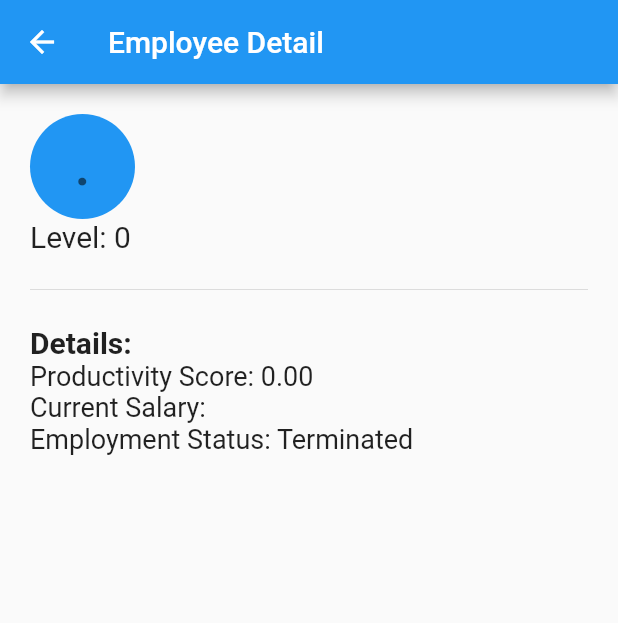
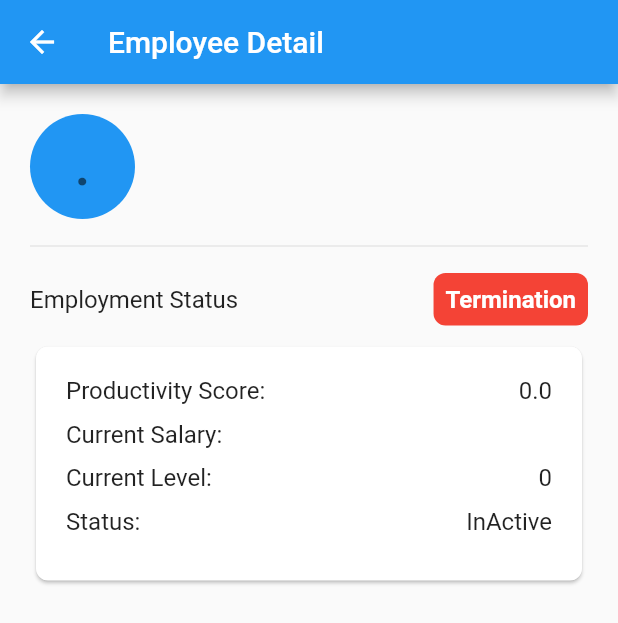
Before and after one commit to DaZealous/mobile_developer_assessment, a Flutter app: the EmployeeDetail screen opened directly with empty values, on a phone screen of 412 x 824 dp. Shown: the top 623 px of the screen. Run offline on Flutter 3.47's test engine with Material 2 defaults, Android fonts, the phone set to English and light mode, and no system bars; our stand-ins replace get, shimmer.

Commit message:
completing employment details

```diff
--- a/lib/core/controllers/employee_controller.dart
+++ b/lib/core/controllers/employee_controller.dart
@@ -1,21 +1,97 @@
+import 'package:flutter/material.dart';
 import 'package:get/get.dart';
 import 'package:mobile_assessment/core/models/employee.dart';
 
-class EmployeeController extends GetxController{
+class EmployeeController extends GetxController {
+  Color getEmploymentStatusColor(int level, double productivityScore) {
+    if (level == 0) {
+      // Level 0 employees cannot be demoted, only terminated if need be
+      if (productivityScore >= 80.0) {
+        return Colors.green;
+      } else if (productivityScore <= 39.0) {
+        return Colors.red;
+      } else {
+        return Colors.grey;
+      }
+    } else if (level == 5 && productivityScore >= 80.0) {
+      return Colors.grey;
+    } else {
+      // For levels 1 to 5
+      if (productivityScore >= 80.0) {
+        return Colors.green;
+      } else if (productivityScore >= 50.0) {
+        return Colors.grey;
+      } else if (productivityScore >= 40.0) {
+        return Colors.brown;
+      } else {
+        return Colors.red;
+      }
+    }
+  }
+
+  String getEmploymentStatus(int level, double productivityScore) {
+    /// Check if the employee's level is 0
+    /// Level 0 employees cannot be demoted, only terminated if need be
+    if (level == 0) {
+      if (productivityScore >= 80.0) {
+        return 'Promoted';
+      } else if (productivityScore <= 39.0) {
+        return 'Termination';
+      } else {
+        return 'No Change';
+      }
+    }
+    /// because the highest level is 5, there is no need promoting an employee
+    /// that has a productivity score greater than 79
+    else if (level == 5 && productivityScore >= 80.0) {
+      return 'No Change';
+    } else {
+      // For levels 1 to 5
+      if (productivityScore >= 80.0) {
+        return 'Promoted';
+      } else if (productivityScore >= 50.0) {
+        return 'No Change';
+      } else if (productivityScore >= 40.0) {
+        return 'Demoted';
+      } else {
+        return 'Terminated';
+      }
+    }
+  }
+
+  String calculateNewSalary(int level) {
+    switch (level) {
+      case 0:
+        return "70,000";
+      case 1:
+        return "100,000";
+      case 2:
+        return "120,000";
+      case 3:
+        return "180,000";
+      case 4:
+        return "200,000";
+      case 5:
+        return "250,000";
+      default:
+        return "Salary not specified";
+    }
+  }
 
   List<Employee> filterEmployees(
-      List<Employee> employees,
-      String searchText,
-      String filterBy,
-      ) {
+    List<Employee> employees,
+    String searchText,
+    String filterBy,
+  ) {
 
-    /// Normalize the search text to lowercase for a case-insensitive search
     final normalizedSearchText = searchText.toLowerCase();
 
     return employees.where((employee) {
       /// Check if the employee's name, designation, or level contains the search text
+      /// the time complexity for this iteration is O(n * m), where "n" is the number of employees in the list and "m" is the length of the longest string involved in the filtering operation.
       if (filterBy == "Name") {
-        final fullName = "${employee.firstName} ${employee.lastName}".toLowerCase();
+        final fullName =
+            "${employee.firstName} ${employee.lastName}".toLowerCase();
         return fullName.contains(normalizedSearchText);
       } else if (filterBy == "Designation") {
         final normalizedDesignation = employee.designation!.toLowerCase();
@@ -28,4 +104,19 @@ class EmployeeController extends GetxController{
     }).toList();
   }
 
+  bool isPromoted(double productivityScore, int level) {
+    return level < 5 && productivityScore >= 80.0;
+  }
+
+  bool isDemoted(double productivityScore, int level) {
+    return level > 0 && (productivityScore >= 40 && productivityScore <= 49);
+  }
+
+  String getActiveStatus(int? employmentStatus) {
+    if (employmentStatus == 1) {
+      return 'Active';
+    } else {
+      return 'InActive';
+    }
+  }
 }
--- a/lib/core/helpers/api/data.dart
+++ b/lib/core/helpers/api/data.dart
@@ -26,6 +26,16 @@ class Api{
     "message": "Successful!",
     "errors": null,
     "data": [
+      {
+        "id" : 86,
+        "first_name" : "Adewale",
+        "last_name": "Oseni",
+        "designation": "Software Engineer",
+        "level": 5,
+        "productivity_score": 45.0,
+        "current_salary": "250,000",
+        "employment_status": 1
+      },
       {
         "id" : 66,
         "first_name" : "Jonathan",
--- a/lib/ui/views/details/employee_detail.dart
+++ b/lib/ui/views/details/employee_detail.dart
@@ -70,31 +70,97 @@ class EmployeeDetail extends StatelessWidget {
                   ))
                 ],
               ),
-              Text(
-                'Level: ${employee.level}',
-                style: TextStyle(fontSize: 20),
+              const SizedBox(height: 10),
+              const Divider(),
+              const SizedBox(height: 10),
+
+              Row(
+                children: [
+                  Expanded(
+                    child: Text(
+                      'Employment Status',
+                      style: Theme.of(context).textTheme.titleMedium,
+                    ),
+                  ),
+                  const SizedBox(
+                    width: 10,
+                  ),
+                  Container(
+                    decoration: BoxDecoration(
+                      color: controller.getEmploymentStatusColor(
+                        employee.level!,
+                        employee.productivityScore!,
+                      ),
+                      borderRadius: const BorderRadius.all(
+                        Radius.circular(8),
+                      ),
+                    ),
+                    padding: const EdgeInsets.all(8.0),
+                    child: Text(
+                      controller.getEmploymentStatus(
+                        employee.level!,
+                        employee.productivityScore!,
+                      ),
+                      style: Theme.of(context).textTheme.titleMedium?.copyWith(
+                          color: Colors.white, fontWeight: FontWeight.bold),
+                    ),
+                  )
+                ],
               ),
-              SizedBox(height: 16),
-              Divider(),
-              SizedBox(height: 16),
-              Text(
-                'Details:',
-                style: TextStyle(
-                  fontSize: 20,
-                  fontWeight: FontWeight.bold,
-                ),
+
+              ///update new salary when employee is promoted
+              if (controller.isPromoted(
+                  employee.productivityScore!, employee.level!))
+                _buildPromotedSalary(context),
+
+              ///update new salary when employee is demoted
+              if (controller.isDemoted(
+                  employee.productivityScore!, employee.level!))
+                _buildDemotedSalary(context),
+
+              const SizedBox(height: 10),
+              _buildEmployeeDetailsCard(context)
+            ],
+          ),
+        ),
+      ),
+    );
+  }
+
+  _buildEmployeeDetailsCard(BuildContext context) {
+    return SizedBox(
+      width: double.infinity,
+      child: Card(
+        shape: const RoundedRectangleBorder(
+          borderRadius: BorderRadius.all(
+            Radius.circular(8),
+          ),
+        ),
+        child: Padding(
+          padding: const EdgeInsets.all(20.0),
+          child: Column(
+            crossAxisAlignment: CrossAxisAlignment.start,
+            children: [
+              _buildCardItem('Productivity Score: ',
+                  '${employee.productivityScore}', context),
+              const SizedBox(
+                height: 10,
               ),
-              Text(
-                'Productivity Score: ${employee.productivityScore?.toStringAsFixed(2)}',
-                style: TextStyle(fontSize: 18),
+              _buildCardItem(
+                  'Current Salary: ', '${employee.currentSalary}', context),
+              const SizedBox(
+                height: 10,
               ),
-              Text(
-                'Current Salary: ${employee.currentSalary}',
-                style: TextStyle(fontSize: 18),
+              _buildCardItem('Current Level: ', '${employee.level}', context),
+              const SizedBox(
+                height: 10,
               ),
-              Text(
-                'Employment Status: ${getEmploymentStatusText(employee.employmentStatus)}',
-                style: TextStyle(fontSize: 18),
+              _buildCardItem(
+                  'Status: ',
+                  controller.getActiveStatus(employee.employmentStatus),
+                  context),
+              const SizedBox(
+                height: 10,
               ),
             ],
           ),
@@ -103,11 +169,43 @@ class EmployeeDetail extends StatelessWidget {
     );
   }
 
-  String getEmploymentStatusText(int? employmentStatus) {
-    if (employmentStatus == 1) {
-      return 'Active';
-    } else {
-      return 'Terminated';
-    }
+  _buildCardItem(String title, String content, context) {
+    return Row(
+      children: [
+        Expanded(
+          child: Text(
+            title,
+            style: Theme.of(context).textTheme.titleMedium,
+          ),
+        ),
+        const SizedBox(
+          width: 10,
+        ),
+        Text(
+          content,
+          style: Theme.of(context).textTheme.titleMedium,
+        ),
+      ],
+    );
+  }
+
+  _buildDemotedSalary(BuildContext context) {
+    return Column(
+      children: [
+        const SizedBox(height: 10),
+        _buildCardItem('New Salary',
+            controller.calculateNewSalary(employee.level! - 1), context),
+      ],
+    );
+  }
+
+  _buildPromotedSalary(BuildContext context) {
+    return Column(
+      children: [
+        const SizedBox(height: 10),
+        _buildCardItem('New Salary',
+            controller.calculateNewSalary(employee.level! + 1), context),
+      ],
+    );
   }
 }
```
Also changed, not shown: 1 other file.
